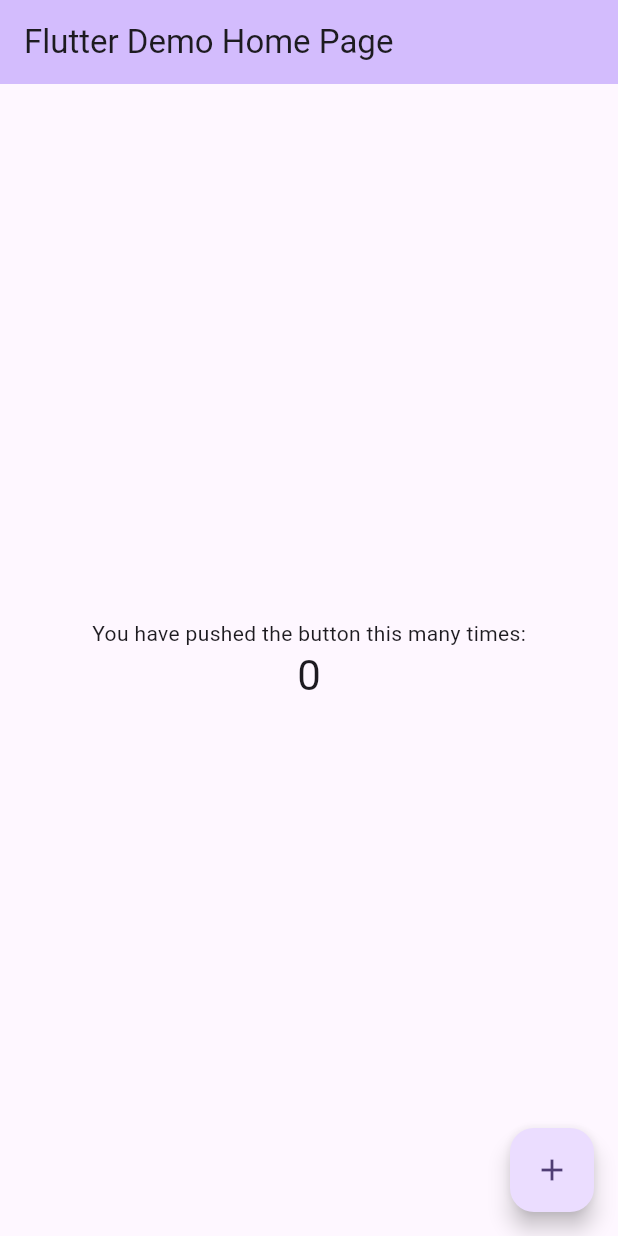
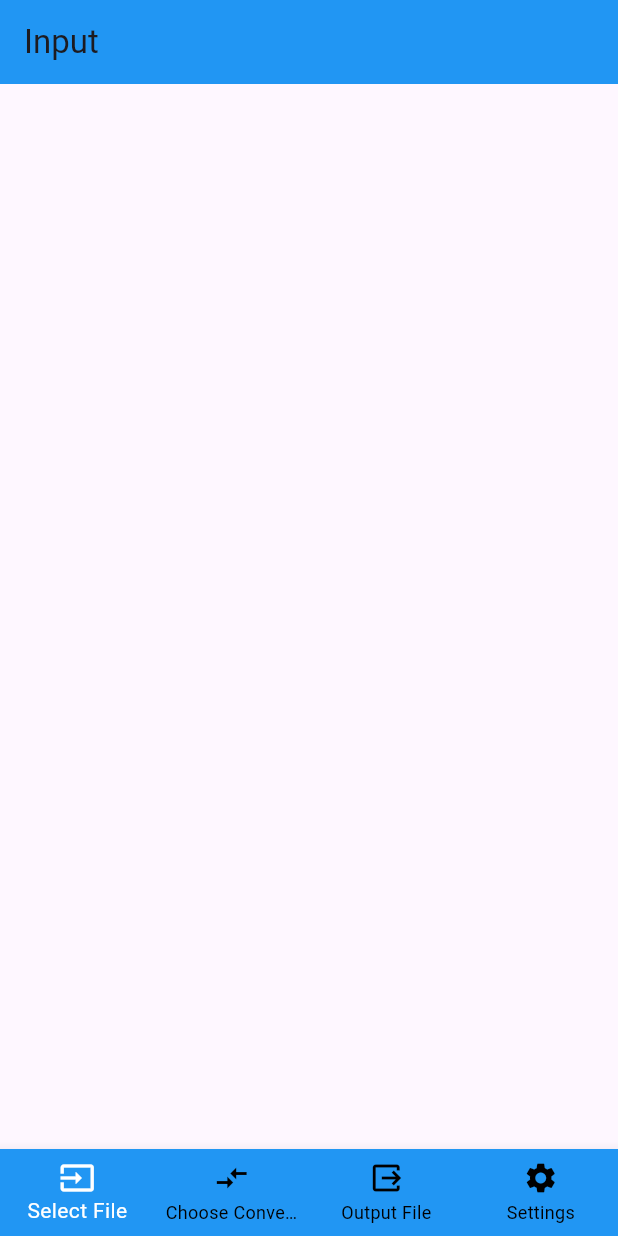
Before and after one commit to Pagrent/ffmpeg-Flutter-UI, a Flutter app: the screen it shows after launch, on a phone screen of 412 x 824 dp. Run offline on Flutter 3.47's test engine with Material 3 defaults, Android fonts, the light colour scheme and no system bars.

Commit message:
修改：     ffmpegflutterui/lib/main.dart 	新文件：   ffmpegflutterui/lib/pages/convert_page.dart 	新文件：   ffmpegflutterui/lib/pages/input_page.dart 	新文件：   ffmpegflutterui/lib/pages/platform_page.dart 	新文件：   ffmpegflutterui/lib/pages/result_page.dart 	新文件：   ffmpegflutterui/lib/pages/settings_page.dart 	修改：     ffmpegflutterui/macos/Flutter/GeneratedPluginRegistrant.swift 	修改：     ffmpegflutterui/pubspec.lock 	修改：     ffmpegflutterui/pubspec.yaml

```diff
--- a/ffmpegflutterui/lib/main.dart
+++ b/ffmpegflutterui/lib/main.dart
@@ -1,3 +1,4 @@
+import 'package:ffmpegflutterui/pages/platform_page.dart';
 import 'package:flutter/material.dart';
 
 void main() {
@@ -11,112 +12,10 @@ class MyApp extends StatelessWidget {
   @override
   Widget build(BuildContext context) {
     return MaterialApp(
-      title: 'Flutter Demo',
-      theme: ThemeData(
-        // This is the theme of your application.
-        //
-        // TRY THIS: Try running your application with "flutter run". You'll see
-        // the application has a purple toolbar. Then, without quitting the app,
-        // try changing the seedColor in the colorScheme below to Colors.green
-        // and then invoke "hot reload" (save your changes or press the "hot
-        // reload" button in a Flutter-supported IDE, or press "r" if you used
-        // the command line to start the app).
-        //
-        // Notice that the counter didn't reset back to zero; the application
-        // state is not lost during the reload. To reset the state, use hot
-        // restart instead.
-        //
-        // This works for code too, not just values: Most code changes can be
-        // tested with just a hot reload.
-        colorScheme: ColorScheme.fromSeed(seedColor: Colors.deepPurple),
-      ),
-      home: const MyHomePage(title: 'Flutter Demo Home Page'),
+      debugShowCheckedModeBanner: false,
+      home: PlatformPage(),
+      theme: ThemeData(primarySwatch: Colors.blue),
+
     );
   }
 }
-
-class MyHomePage extends StatefulWidget {
-  const MyHomePage({super.key, required this.title});
-
-  // This widget is the home page of your application. It is stateful, meaning
-  // that it has a State object (defined below) that contains fields that affect
-  // how it looks.
-
-  // This class is the configuration for the state. It holds the values (in this
-  // case the title) provided by the parent (in this case the App widget) and
-  // used by the build method of the State. Fields in a Widget subclass are
-  // always marked "final".
-
-  final String title;
-
-  @override
-  State<MyHomePage> createState() => _MyHomePageState();
-}
-
-class _MyHomePageState extends State<MyHomePage> {
-  int _counter = 0;
-
-  void _incrementCounter() {
-    setState(() {
-      // This call to setState tells the Flutter framework that something has
-      // changed in this State, which causes it to rerun the build method below
-      // so that the display can reflect the updated values. If we changed
-      // _counter without calling setState(), then the build method would not be
-      // called again, and so nothing would appear to happen.
-      _counter++;
-    });
-  }
-
-  @override
-  Widget build(BuildContext context) {
-    // This method is rerun every time setState is called, for instance as done
-    // by the _incrementCounter method above.
-    //
-    // The Flutter framework has been optimized to make rerunning build methods
-    // fast, so that you can just rebuild anything that needs updating rather
-    // than having to individually change instances of widgets.
-    return Scaffold(
-      appBar: AppBar(
-        // TRY THIS: Try changing the color here to a specific color (to
-        // Colors.amber, perhaps?) and trigger a hot reload to see the AppBar
-        // change color while the other colors stay the same.
-        backgroundColor: Theme.of(context).colorScheme.inversePrimary,
-        // Here we take the value from the MyHomePage object that was created by
-        // the App.build method, and use it to set our appbar title.
-        title: Text(widget.title),
-      ),
-      body: Center(
-        // Center is a layout widget. It takes a single child and positions it
-        // in the middle of the parent.
-        child: Column(
-          // Column is also a layout widget. It takes a list of children and
-          // arranges them vertically. By default, it sizes itself to fit its
-          // children horizontally, and tries to be as tall as its parent.
-          //
-          // Column has various properties to control how it sizes itself and
-          // how it positions its children. Here we use mainAxisAlignment to
-          // center the children vertically; the main axis here is the vertical
-          // axis because Columns are vertical (the cross axis would be
-          // horizontal).
-          //
-          // TRY THIS: Invoke "debug painting" (choose the "Toggle Debug Paint"
-          // action in the IDE, or press "p" in the console), to see the
-          // wireframe for each widget.
-          mainAxisAlignment: MainAxisAlignment.center,
-          children: <Widget>[
-            const Text('You have pushed the button this many times:'),
-            Text(
-              '$_counter',
-              style: Theme.of(context).textTheme.headlineMedium,
-            ),
-          ],
-        ),
-      ),
-      floatingActionButton: FloatingActionButton(
-        onPressed: _incrementCounter,
-        tooltip: 'Increment',
-        child: const Icon(Icons.add),
-      ), // This trailing comma makes auto-formatting nicer for build methods.
-    );
-  }
-}
--- /dev/null
+++ b/ffmpegflutterui/lib/pages/input_page.dart
@@ -0,0 +1,20 @@
+import 'package:flutter/material.dart';
+
+class InputPage extends StatefulWidget {
+  const InputPage({super.key});
+
+  @override
+  State<InputPage> createState() => _InputPageState();
+}
+
+class _InputPageState extends State<InputPage> {
+  @override
+  Widget build(BuildContext context) {
+    return Scaffold(
+      appBar: AppBar(
+        title: Text("Input"),
+        backgroundColor: Colors.blue,
+      ),
+    );
+  }
+}
--- /dev/null
+++ b/ffmpegflutterui/lib/pages/platform_page.dart
@@ -0,0 +1,70 @@
+import 'package:ffmpegflutterui/pages/convert_page.dart';
+import 'package:ffmpegflutterui/pages/input_page.dart';
+import 'package:ffmpegflutterui/pages/result_page.dart';
+import 'package:ffmpegflutterui/pages/settings_page.dart';
+import 'package:flutter/material.dart';
+
+class PlatformPage extends StatefulWidget {
+  const PlatformPage({super.key});
+
+  @override
+  State<PlatformPage> createState() => _PlatformPageState();
+}
+
+class _PlatformPageState extends State<PlatformPage> {
+
+  int _selectedIndex = 0;
+  void _navigateBottomBar(int index){
+    setState(() {
+      _selectedIndex = index ;
+    });
+  }
+  final List _pages = [
+    InputPage(),
+
+    ConvertPage(),
+
+    ResultPage(),
+
+    SettingsPage(),
+  ];
+
+  @override
+  Widget build(BuildContext context) {
+    return Scaffold(
+      body: _pages[_selectedIndex],
+
+      bottomNavigationBar: BottomNavigationBar(
+        type: BottomNavigationBarType.fixed,
+        backgroundColor: Colors.blue,
+        unselectedItemColor: Colors.black,
+        selectedItemColor: Colors.white,
+        currentIndex: _selectedIndex,
+        onTap: _navigateBottomBar,
+        items: [
+
+          BottomNavigationBarItem(
+            icon: Icon(Icons.input),
+            label: "Select File",
+          ),
+
+          BottomNavigationBarItem(
+            icon: Icon(Icons.compare_arrows),
+            label: "Choose Convert Format"
+          ),
+
+          BottomNavigationBarItem(
+            icon: Icon(Icons.output),
+            label: "Output File",
+          ),
+
+          BottomNavigationBarItem(
+            icon: Icon(Icons.settings),
+            label: "Settings",
+          ),
+
+        ],
+      ),
+    );
+  }
+}
--- a/ffmpegflutterui/pubspec.yaml
+++ b/ffmpegflutterui/pubspec.yaml
@@ -34,6 +34,10 @@ dependencies:
   # The following adds the Cupertino Icons font to your application.
   # Use with the CupertinoIcons class for iOS style icons.
   cupertino_icons: ^1.0.8
+
+  ffmpeg_kit_flutter: ^6.0.3 # 检查最新版本
+  path_provider: ^2.1.5    # 用于文件路径处理
+  file_picker: ^10.2.0      # 用于文件选择
 
 dev_dependencies:
   flutter_test:
```
Also changed, not shown: ffmpegflutterui/lib/pages/convert_page.dart (added, +20 -0 lines), ffmpegflutterui/lib/pages/result_page.dart (added, +20 -0 lines), ffmpegflutterui/lib/pages/settings_page.dart (added, +20 -0 lines), ffmpegflutterui/pubspec.lock, 1 other file.
